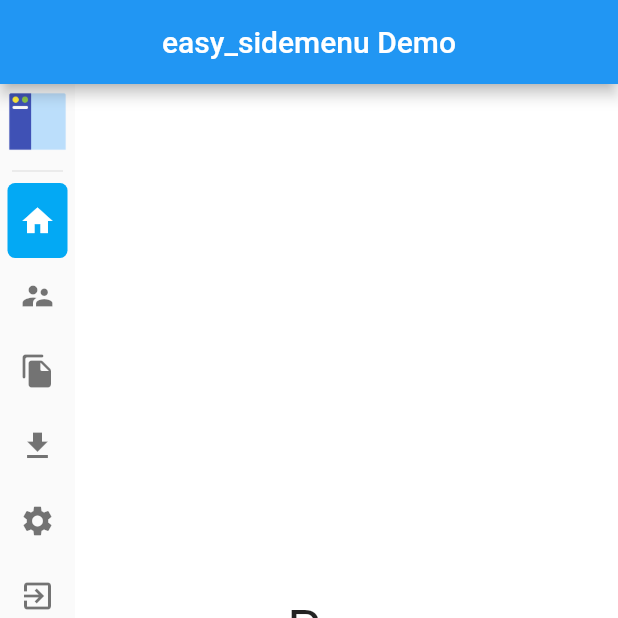
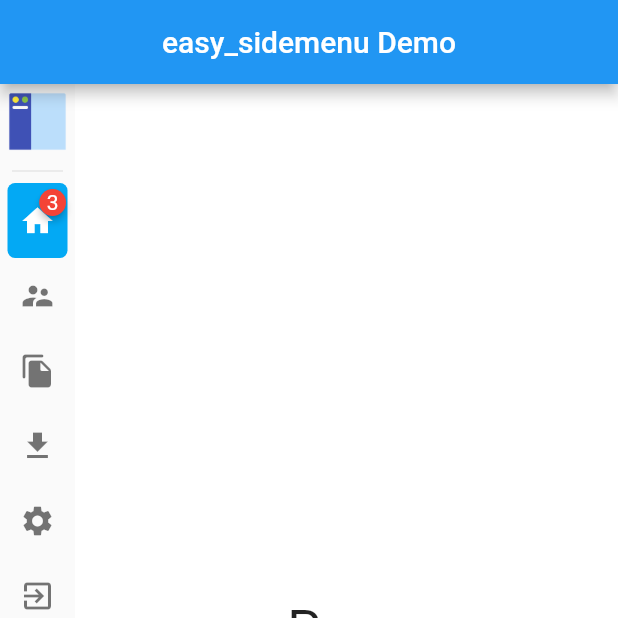
Before and after one commit to Jamalianpour/easy_sidemenu, a Flutter app: the screen it shows after launch, on a phone screen of 412 x 824 dp, the top half of it. Run offline on Flutter 3.47's test engine with Material 2 defaults, Android fonts, the phone set to English and light mode, and no system bars; drawn by our look-alikes of badges.

Commit message:
add badge, change icon type

```diff
--- a/example/lib/main.dart
+++ b/example/lib/main.dart
@@ -83,7 +83,11 @@ class _MyHomePageState extends State<MyHomePage> {
                 onTap: () {
                   page.jumpToPage(0);
                 },
-                icon: Icons.home,
+                icon: Icon(Icons.home),
+                badgeContent: Text(
+                  '3',
+                  style: TextStyle(color: Colors.white),
+                ),
               ),
               SideMenuItem(
                 priority: 1,
@@ -91,7 +95,7 @@ class _MyHomePageState extends State<MyHomePage> {
                 onTap: () {
                   page.jumpToPage(1);
                 },
-                icon: Icons.supervisor_account,
+                icon: Icon(Icons.supervisor_account),
               ),
               SideMenuItem(
                 priority: 2,
@@ -99,7 +103,7 @@ class _MyHomePageState extends State<MyHomePage> {
                 onTap: () {
                   page.jumpToPage(2);
                 },
-                icon: Icons.file_copy_rounded,
+                icon: Icon(Icons.file_copy_rounded),
               ),
               SideMenuItem(
                 priority: 3,
@@ -107,7 +111,7 @@ class _MyHomePageState extends State<MyHomePage> {
                 onTap: () {
                   page.jumpToPage(3);
                 },
-                icon: Icons.download,
+                icon: Icon(Icons.download),
               ),
               SideMenuItem(
                 priority: 4,
@@ -115,13 +119,13 @@ class _MyHomePageState extends State<MyHomePage> {
                 onTap: () {
                   page.jumpToPage(4);
                 },
-                icon: Icons.settings,
+                icon: Icon(Icons.settings),
               ),
               SideMenuItem(
                 priority: 6,
                 title: 'Exit',
                 onTap: () async {},
-                icon: Icons.exit_to_app,
+                icon: Icon(Icons.exit_to_app),
               ),
             ],
           ),
--- a/lib/src/SideMenuItem.dart
+++ b/lib/src/SideMenuItem.dart
@@ -1,3 +1,5 @@
+import 'package:badges/badges.dart';
+
 import 'SideMenuDisplayMode.dart';
 import 'Global/Global.dart';
 import 'package:flutter/material.dart';
@@ -12,6 +14,8 @@ class SideMenuItem extends StatefulWidget {
     required this.title,
     required this.icon,
     required this.priority,
+    this.badgeContent,
+    this.badgeColor,
   }) : super(key: key);
 
   /// A function that call when tap on [SideMenuItem]
@@ -21,7 +25,7 @@ class SideMenuItem extends StatefulWidget {
   final String title;
 
   /// A Icon to display before [title]
-  final IconData icon;
+  final Icon icon;
 
   /// Priority of item to show on [SideMenu], lower value is displayed at the top
   ///
@@ -30,12 +34,19 @@ class SideMenuItem extends StatefulWidget {
   /// * This value used for page controller index
   final int priority;
 
+  /// Text show next to the icon as badge
+  /// By default this is null
+  final Widget? badgeContent;
+
+  // Background color for badge
+  final Color? badgeColor;
+
   @override
   _SideMenuItemState createState() => _SideMenuItemState();
 }
 
 class _SideMenuItemState extends State<SideMenuItem> {
-  double curentPage = 0;
+  double currentPage = 0;
   bool isHovered = false;
 
   @override
@@ -43,19 +54,41 @@ class _SideMenuItemState extends State<SideMenuItem> {
     super.initState();
     Global.controller.addListener(() {
       setState(() {
-        curentPage = Global.controller.page!;
+        currentPage = Global.controller.page!;
       });
     });
   }
 
   /// Set background color of [SideMenuItem]
   Color _setColor() {
-    if (widget.priority == curentPage) {
+    if (widget.priority == currentPage) {
       return Global.style.selectedColor ?? Theme.of(context).highlightColor;
     } else if (isHovered) {
       return Global.style.hoverColor ?? Colors.transparent;
     } else {
       return Colors.transparent;
+    }
+  }
+
+  /// Set icon for of [SideMenuItem]
+  Widget _generateIcon(Icon mainIcon) {
+    Icon icon = Icon(
+      mainIcon.icon,
+      color: widget.priority == currentPage
+          ? Global.style.selectedIconColor ?? Colors.black
+          : Global.style.unselectedIconColor ?? Colors.black54,
+      size: Global.style.iconSize ?? 24,
+    );
+    if (widget.badgeContent == null) {
+      return icon;
+    } else {
+      return Badge(
+        badgeContent: widget.badgeContent!,
+        badgeColor: widget.badgeColor ?? Colors.red,
+        alignment: Alignment.bottomRight,
+        position: BadgePosition(top: -13, end: -7),
+        child: icon,
+      );
     }
   }
 
@@ -81,13 +114,7 @@ class _SideMenuItemState extends State<SideMenuItem> {
                 child: Row(
                   crossAxisAlignment: CrossAxisAlignment.center,
                   children: [
-                    Icon(
-                      widget.icon,
-                      color: widget.priority == curentPage
-                          ? Global.style.selectedIconColor ?? Colors.black
-                          : Global.style.unselectedIconColor ?? Colors.black54,
-                      size: Global.style.iconSize ?? 24,
-                    ),
+                    _generateIcon(widget.icon),
                     SizedBox(
                       width: 8.0,
                     ),
@@ -95,7 +122,7 @@ class _SideMenuItemState extends State<SideMenuItem> {
                       Expanded(
                         child: Text(
                           widget.title,
-                          style: widget.priority == curentPage
+                          style: widget.priority == currentPage
                               ? TextStyle(fontSize: 17, color: Colors.black)
                                   .merge(Global.style.selectedTitleTextStyle)
                               : TextStyle(fontSize: 17, color: Colors.black54)
--- a/pubspec.yaml
+++ b/pubspec.yaml
@@ -1,6 +1,6 @@
 name: easy_sidemenu
-description: An easy to use side menu in flutter and can used for navigations
-version: 0.1.1+1
+description: An easy to use side menu in flutter and can used for navigation
+version: 0.2.0
 homepage: https://github.com/Jamalianpour/easy_sidemenu
 
 environment:
@@ -11,6 +11,8 @@ dependencies:
   flutter:
     sdk: flutter
 
+  badges: ^2.0.2
+
 dev_dependencies:
   flutter_test:
     sdk: flutter
```
Also changed, not shown: example/pubspec.lock, images/Screenshot_1.png, images/Screenshot_2.png, pubspec.lock, 2 other files.
